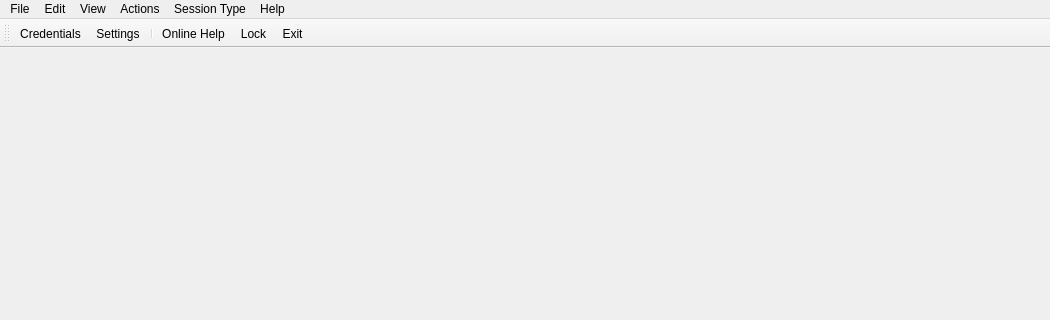
dchapyshev/aspia, file source/client/desktop/main_window.ui: the form before one commit; both pictures show x 0 to 1050 and y 0 to 320 of the 1050 by 750 pixel window.
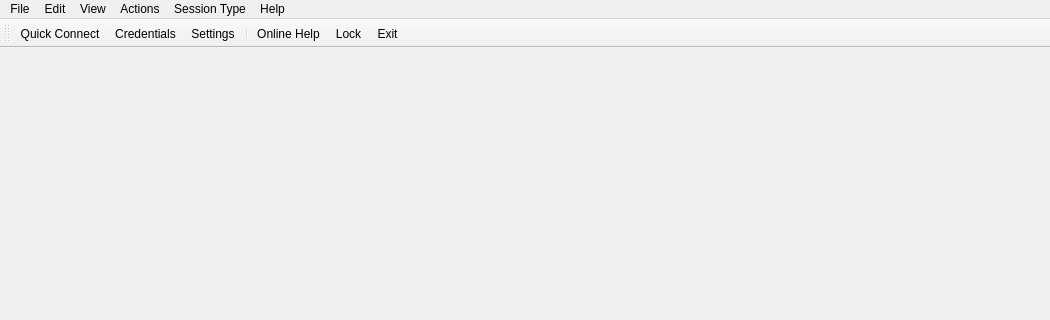
The form after the commit. Icons and pictures are not drawn. Custom widgets are drawn as their Qt base class.

Commit message: Implement "Quick Connect" feature.

```diff
--- a/source/client/desktop/main_window.ui
+++ b/source/client/desktop/main_window.ui
@@ -124,6 +124,7 @@
    <attribute name="toolBarBreak">
     <bool>false</bool>
    </attribute>
+   <addaction name="action_quick_connect"/>
    <addaction name="action_credentials"/>
    <addaction name="action_settings"/>
    <addaction name="separator"/>
@@ -157,6 +158,15 @@
     <string>About</string>
    </property>
   </action>
+  <action name="action_quick_connect">
+   <property name="icon">
+    <iconset resource="../../common/resources/common.qrc">
+     <normaloff>:/img/connect.svg</normaloff>:/img/connect.svg</iconset>
+   </property>
+   <property name="text">
+    <string>Quick Connect...</string>
+   </property>
+  </action>
   <action name="action_credentials">
    <property name="icon">
     <iconset resource="../../common/resources/common.qrc">
```
Left out of the diff: 1 changed line with no effect on the pictures. The commit also changes 8 other files.
